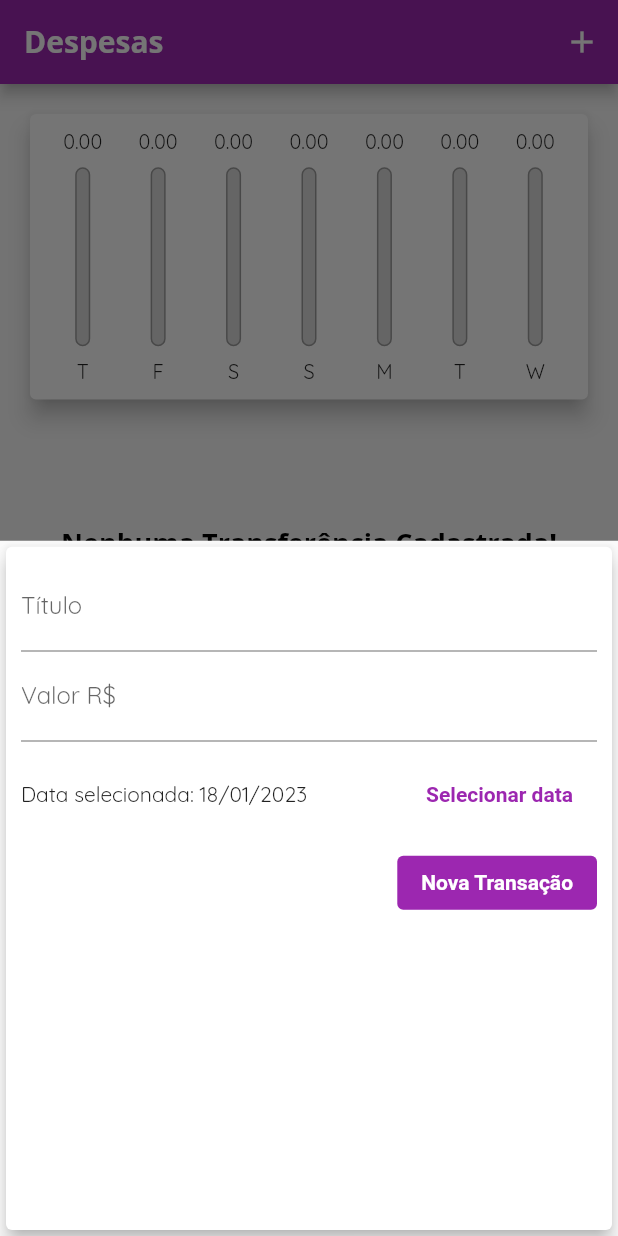
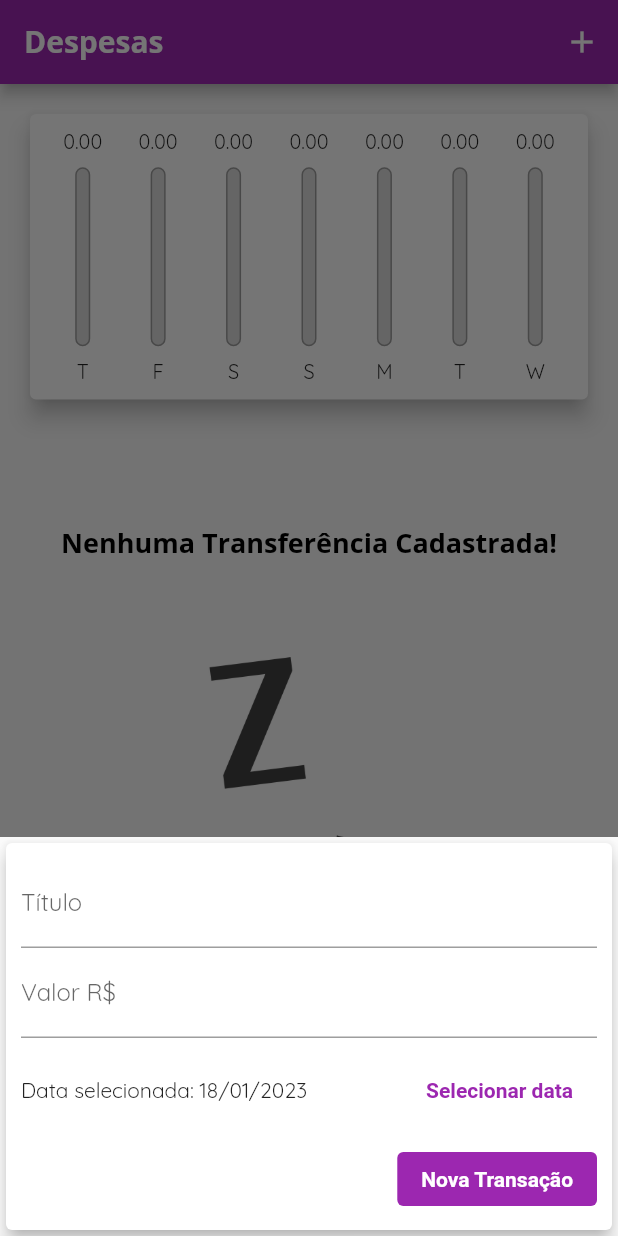
Before and after one commit to IagoEngel/expenses, a Flutter app: the screen it shows after launch, after a tap on the "add" icon, on a phone screen of 412 x 824 dp. Run offline on Flutter 3.47's test engine with Material 2 defaults, Android fonts, the phone set to English and light mode, and no system bars.

Commit message:
Responsividade: Aula 149 até 161

```diff
--- /dev/null
+++ b/lib/components/adaptative_button.dart
@@ -0,0 +1,33 @@
+import 'dart:io';
+import 'package:flutter/cupertino.dart';
+import 'package:flutter/material.dart';
+
+class AdaptativeButton extends StatelessWidget {
+  final String label;
+  final Function() onPressed;
+
+  const AdaptativeButton(
+      {required this.label, required this.onPressed, super.key});
+
+  @override
+  Widget build(BuildContext context) {
+    return Platform.isIOS
+        ? CupertinoButton(
+            onPressed: onPressed,
+            color: Theme.of(context).colorScheme.primary,
+            padding: EdgeInsets.zero,
+            child: Text(label),
+          )
+        : ElevatedButton(
+            onPressed: onPressed,
+            style: ElevatedButton.styleFrom(
+              backgroundColor: Theme.of(context).colorScheme.primary,
+              elevation: 0,
+            ),
+            child: Text(
+              label,
+              style: Theme.of(context).textTheme.button,
+            ),
+          );
+  }
+}
--- /dev/null
+++ b/lib/components/adaptative_date_picker.dart
@@ -0,0 +1,70 @@
+import 'package:flutter/cupertino.dart';
+import 'package:flutter/material.dart';
+import 'dart:io';
+
+import 'package:intl/intl.dart';
+
+class AdaptativeDatePicker extends StatelessWidget {
+  final DateTime? selectedDate;
+  final Function(DateTime)? onDateChanged;
+
+  const AdaptativeDatePicker(
+      {required this.selectedDate, required this.onDateChanged, super.key});
+
+  _showDatePicker(BuildContext context) {
+    showDatePicker(
+      context: context,
+      initialDate: DateTime.now(),
+      firstDate: DateTime(2022),
+      lastDate: DateTime.now(),
+    ).then((pickedDate) {
+      if (pickedDate == null) {
+        return;
+      }
+
+      onDateChanged!(pickedDate);
+    });
+  }
+
+  @override
+  Widget build(BuildContext context) {
+    return Platform.isIOS
+        ? SizedBox(
+            height: 180,
+            child: CupertinoDatePicker(
+              mode: CupertinoDatePickerMode.date,
+              initialDateTime: DateTime.now(),
+              minimumDate: DateTime(2022),
+              maximumDate: DateTime.now(),
+              onDateTimeChanged: onDateChanged!,
+            ),
+          )
+        : SizedBox(
+            height: 70,
+            child: Row(
+              mainAxisAlignment: MainAxisAlignment.spaceBetween,
+              children: [
+                Text(
+                  selectedDate == null
+                      ? 'Nenhuma data selecionada'
+                      : 'Data selecionada: ${DateFormat('dd/MM/y').format(selectedDate!)}',
+                ),
+                ElevatedButton(
+                  onPressed: () => _showDatePicker(context),
+                  style: ElevatedButton.styleFrom(
+                    backgroundColor: Colors.white,
+                    elevation: 0,
+                  ),
+                  child: Text(
+                    'Selecionar data',
+                    style: TextStyle(
+                      color: Theme.of(context).colorScheme.primary,
+                      fontWeight: FontWeight.bold,
+                    ),
+                  ),
+                ),
+              ],
+            ),
+          );
+  }
+}
--- /dev/null
+++ b/lib/components/adaptative_text_field.dart
@@ -0,0 +1,44 @@
+import 'dart:io';
+
+import 'package:flutter/cupertino.dart';
+import 'package:flutter/material.dart';
+
+class AdaptativeTextField extends StatelessWidget {
+  final String label;
+  final TextEditingController controller;
+  final Function(String) onSubmitted;
+  final TextInputType keyboardType;
+
+  const AdaptativeTextField(
+      {required this.label,
+      required this.controller,
+      required this.onSubmitted,
+      this.keyboardType = TextInputType.text,
+      super.key});
+
+  @override
+  Widget build(BuildContext context) {
+    return Platform.isIOS
+        ? Padding(
+          padding: const EdgeInsets.only(bottom: 10),
+          child: CupertinoTextField(
+              controller: controller,
+              onSubmitted: onSubmitted,
+              placeholder: label,
+              keyboardType: keyboardType,
+              padding: const EdgeInsets.symmetric(
+                horizontal: 6,
+                vertical: 12,
+              ),
+            ),
+        )
+        : TextField(
+            controller: controller,
+            onSubmitted: onSubmitted,
+            decoration: InputDecoration(
+              labelText: label,
+            ),
+            keyboardType: keyboardType,
+          );
+  }
+}
--- a/lib/components/transaction_form.dart
+++ b/lib/components/transaction_form.dart
@@ -1,5 +1,8 @@
+import 'package:expenses/components/adaptative_date_picker.dart';
 import 'package:flutter/material.dart';
-import 'package:intl/intl.dart';
+
+import 'adaptative_button.dart';
+import 'adaptative_text_field.dart';
 
 class TransactionForm extends StatefulWidget {
   final void Function(String, double, DateTime) onSubmit;
@@ -26,86 +29,44 @@ class _TransactionFormState extends State<TransactionForm> {
     widget.onSubmit(title, value, _selectedDate!);
   }
 
-  _showDatePicker() {
-    showDatePicker(
-      context: context,
-      initialDate: DateTime.now(),
-      firstDate: DateTime(2022),
-      lastDate: DateTime.now(),
-    ).then((pickedDate) {
-      if (pickedDate == null) {
-        return;
-      }
-
-      setState(() {
-        _selectedDate = pickedDate;
-      });
-    });
-  }
-
   @override
   Widget build(BuildContext context) {
     return Card(
       elevation: 5,
       child: Padding(
-        padding: const EdgeInsets.all(10),
+        padding: EdgeInsets.only(
+          top: 10,
+          left: 10,
+          right: 10,
+          bottom: 10 + MediaQuery.of(context).viewInsets.bottom,
+        ),
         child: Column(
+          mainAxisSize: MainAxisSize.min,
           children: [
-            TextField(
+            AdaptativeTextField(
+              label: 'Título',
               controller: _tituloController,
               onSubmitted: (_) => _submitForm(),
-              decoration: const InputDecoration(
-                labelText: 'Título',
-              ),
             ),
-            TextField(
+            AdaptativeTextField(
+              label: 'Valor R\$',
               controller: _valorController,
               onSubmitted: (_) => _submitForm(),
-              keyboardType:
-                  const TextInputType.numberWithOptions(decimal: true),
-              decoration: const InputDecoration(
-                labelText: 'Valor R\$',
-              ),
+              keyboardType: TextInputType.number,
             ),
-            SizedBox(
-              height: 70,
-              child: Row(
-                mainAxisAlignment: MainAxisAlignment.spaceBetween,
-                children: [
-                  Text(
-                    _selectedDate == null
-                        ? 'Nenhuma data selecionada'
-                        : 'Data selecionada: ${DateFormat('dd/MM/y').format(_selectedDate!)}',
-                  ),
-                  ElevatedButton(
-                    onPressed: _showDatePicker,
-                    style: ElevatedButton.styleFrom(
-                      backgroundColor: Colors.white,
-                      elevation: 0,
-                    ),
-                    child: Text(
-                      'Selecionar data',
-                      style: TextStyle(
-                        color: Theme.of(context).colorScheme.primary,
-                        fontWeight: FontWeight.bold,
-                      ),
-                    ),
-                  ),
-                ],
-              ),
+            AdaptativeDatePicker(
+              selectedDate: _selectedDate,
+              onDateChanged: (newDate) {
+                setState(() {
+                  _selectedDate = newDate;
+                });
+              },
             ),
             Align(
               alignment: Alignment.centerRight,
-              child: ElevatedButton(
+              child: AdaptativeButton(
+                label: 'Nova Transação',
                 onPressed: _submitForm,
-                style: ElevatedButton.styleFrom(
-                  backgroundColor: Theme.of(context).colorScheme.primary,
-                  elevation: 0,
-                ),
-                child: Text(
-                  'Nova Transação',
-                  style: Theme.of(context).textTheme.button,
-                ),
               ),
             ),
           ],
--- a/lib/components/transaction_list.dart
+++ b/lib/components/transaction_list.dart
@@ -66,11 +66,29 @@ class TransactionList extends StatelessWidget {
                   subtitle: Text(
                     DateFormat('d MMM y').format(tr.date),
                   ),
-                  trailing: IconButton(
-                    onPressed: () => onRemove(tr.id),
-                    icon: const Icon(Icons.delete),
-                    color: Theme.of(context).errorColor,
-                  ),
+                  trailing: MediaQuery.of(context).size.width > 480
+                      ? ElevatedButton.icon(
+                          onPressed: () => onRemove(tr.id),
+                          icon: Icon(
+                            Icons.delete,
+                            color: Theme.of(context).errorColor,
+                          ),
+                          label: Text(
+                            'Excluir',
+                            style: TextStyle(
+                              color: Theme.of(context).errorColor,
+                            ),
+                          ),
+                          style: ElevatedButton.styleFrom(
+                            backgroundColor: Colors.white,
+                            elevation: 0,
+                          ),
+                        )
+                      : IconButton(
+                          onPressed: () => onRemove(tr.id),
+                          icon: const Icon(Icons.delete),
+                          color: Theme.of(context).errorColor,
+                        ),
                 ),
               );
               // return Card(
--- a/lib/main.dart
+++ b/lib/main.dart
@@ -1,20 +1,21 @@
 import 'dart:math';
+import 'dart:io';
 
+import 'package:flutter/cupertino.dart';
 import 'package:flutter/material.dart';
 import 'components/transaction_form.dart';
 import 'components/transaction_list.dart';
 import 'components/chart.dart';
 import 'models/transaction.dart';
 
-main() => runApp(const ExpensesApp());
+main() => runApp(ExpensesApp());
 
 class ExpensesApp extends StatelessWidget {
-  const ExpensesApp({super.key});
+  ExpensesApp({super.key});
+  final ThemeData tema = ThemeData(fontFamily: 'Quicksand');
 
   @override
   Widget build(BuildContext context) {
-    final ThemeData tema = ThemeData(fontFamily: 'Quicksand');
-
     return MaterialApp(
       home: const MyHomePage(),
       theme: tema.copyWith(
@@ -88,47 +89,55 @@ class _MyHomePageState extends State<MyHomePage> {
   _openTransactionFormModal(BuildContext context) {
     return showModalBottomSheet(
       context: context,
+      isScrollControlled: true,
       builder: (_) {
         return TransactionForm(_addTransaction);
       },
     );
   }
 
+  Widget _getIconButton({required IconData icon, required Function() fn}) {
+    return Platform.isIOS
+        ? GestureDetector(onTap: fn, child: Icon(icon))
+        : IconButton(onPressed: fn, icon: Icon(icon));
+  }
+
   @override
   Widget build(BuildContext context) {
-    bool isLandescape =
-        MediaQuery.of(context).orientation == Orientation.landscape;
+    final mediaQuery = MediaQuery.of(context);
+    bool isLandescape = mediaQuery.orientation == Orientation.landscape;
+
+    final actions = [
+      if (isLandescape)
+        _getIconButton(
+          fn: () => setState(() {
+            _showChart = !_showChart;
+          }),
+          icon: _showChart ? Icons.list_rounded : Icons.bar_chart_rounded,
+        ),
+      _getIconButton(
+        fn: () => _openTransactionFormModal(context),
+        icon: Icons.add,
+      ),
+    ];
 
     final appBar = AppBar(
       title: const Text(
         'Despesas',
         // TextScaleFactor retorna a configuração de acessibilidade de texto do usuário
         // style: TextStyle(
-        //   fontSize: 20 * (MediaQuery.of(context).textScaleFactor);
+        //   fontSize: 20 * (mediaQuery.textScaleFactor);
         // ),
       ),
-      actions: [
-        if (isLandescape)
-          IconButton(
-            onPressed: () => setState(() {
-              _showChart = !_showChart;
-            }),
-            icon: Icon(_showChart ? Icons.list_rounded : Icons.bar_chart_rounded),
-          ),
-        IconButton(
-          onPressed: () => _openTransactionFormModal(context),
-          icon: const Icon(Icons.add),
-        ),
-      ],
+      actions: actions,
     );
 
-    final availableHeight = MediaQuery.of(context).size.height -
+    final availableHeight = mediaQuery.size.height -
         appBar.preferredSize.height -
-        MediaQuery.of(context).padding.top; //tamanho do status bar
+        mediaQuery.padding.top; //tamanho do status bar
 
-    return Scaffold(
-      appBar: appBar,
-      body: SingleChildScrollView(
+    final bodyPage = SafeArea(
+      child: SingleChildScrollView(
         child: Column(
           crossAxisAlignment: CrossAxisAlignment.stretch,
           children: [
@@ -137,8 +146,9 @@ class _MyHomePageState extends State<MyHomePage> {
             //     mainAxisAlignment: MainAxisAlignment.center,
             //     children: [
             //       const Text('Exibir Gráfico'),
-            //       Switch(
+            //       Switch.adaptive(
             //         value: _showChart,
+            //         activeTrackColor: Theme.of(context).colorScheme.secondary,
             //         onChanged: (value) {
             //           setState(() {
             //             _showChart = value;
@@ -155,7 +165,7 @@ class _MyHomePageState extends State<MyHomePage> {
               ),
             if (!_showChart || !isLandescape)
               SizedBox(
-                height: availableHeight * 0.7,
+                height: availableHeight * (isLandescape ? 1 : 0.7),
                 child: TransactionList(
                   transactions: _transactions,
                   onRemove: _removeTransaction,
@@ -164,11 +174,29 @@ class _MyHomePageState extends State<MyHomePage> {
           ],
         ),
       ),
-      floatingActionButton: FloatingActionButton(
-        onPressed: () => _openTransactionFormModal(context),
-        child: const Icon(Icons.add),
-      ),
-      floatingActionButtonLocation: FloatingActionButtonLocation.centerFloat,
     );
+
+    return Platform.isIOS
+        ? CupertinoPageScaffold(
+            navigationBar: CupertinoNavigationBar(
+              middle: const Text('Despesas'),
+              trailing: Row(
+                children: actions,
+              ),
+            ),
+            child: bodyPage,
+          )
+        : Scaffold(
+            appBar: appBar,
+            body: bodyPage,
+            floatingActionButton: Platform.isIOS
+                ? Container()
+                : FloatingActionButton(
+                    onPressed: () => _openTransactionFormModal(context),
+                    child: const Icon(Icons.add),
+                  ),
+            floatingActionButtonLocation:
+                FloatingActionButtonLocation.centerFloat,
+          );
   }
 }
```
